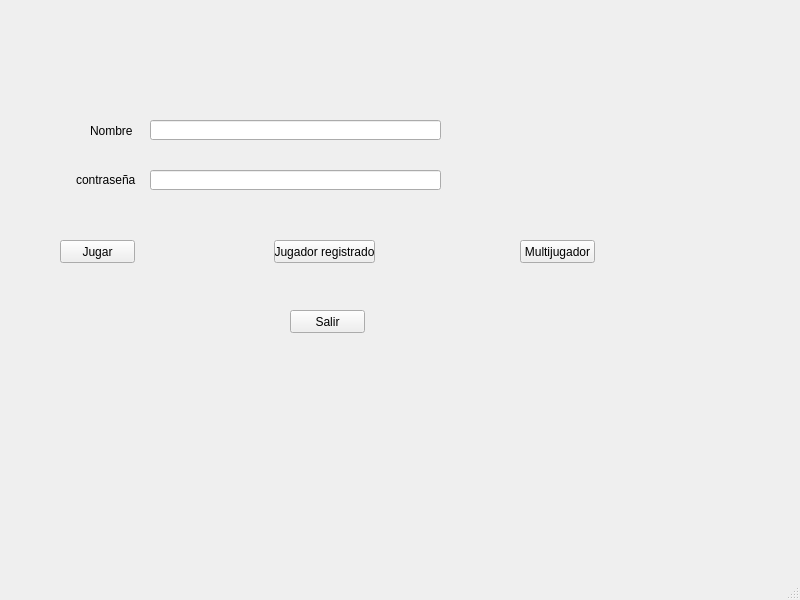
This is Codigo/VideoJuegoInfo/menu.ui in santiagopr123/Proyecto-Final as Qt 5 draws it before an edit. The edited form follows.
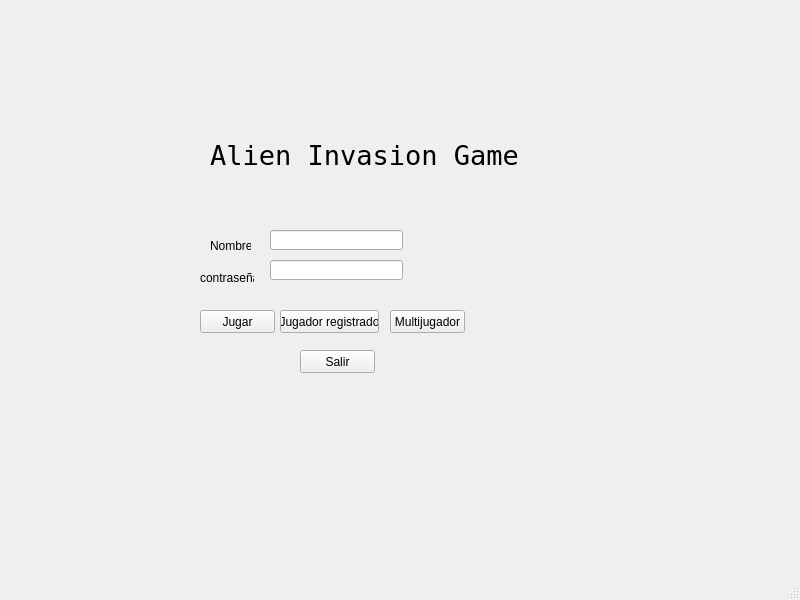
This is the edited form.

```diff
--- a/Codigo/VideoJuegoInfo/menu.ui
+++ b/Codigo/VideoJuegoInfo/menu.ui
@@ -14,25 +14,12 @@
    <string>MainWindow</string>
   </property>
   <widget class="QWidget" name="centralwidget">
-   <widget class="QPushButton" name="BotonRegistrarse">
-    <property name="geometry">
-     <rect>
-      <x>60</x>
-      <y>240</y>
-      <width>75</width>
-      <height>23</height>
-     </rect>
-    </property>
-    <property name="text">
-     <string>Jugar</string>
-    </property>
-   </widget>
    <widget class="QPushButton" name="BotonYaResgistrado">
     <property name="geometry">
      <rect>
-      <x>274</x>
-      <y>240</y>
-      <width>101</width>
+      <x>280</x>
+      <y>310</y>
+      <width>99</width>
       <height>23</height>
      </rect>
     </property>
@@ -43,8 +30,8 @@
    <widget class="QPushButton" name="BotonMulti">
     <property name="geometry">
      <rect>
-      <x>520</x>
-      <y>240</y>
+      <x>390</x>
+      <y>310</y>
       <width>75</width>
       <height>23</height>
      </rect>
@@ -56,10 +43,10 @@
    <widget class="QLabel" name="label">
     <property name="geometry">
      <rect>
-      <x>90</x>
-      <y>120</y>
-      <width>51</width>
-      <height>21</height>
+      <x>210</x>
+      <y>230</y>
+      <width>41</width>
+      <height>31</height>
      </rect>
     </property>
     <property name="text">
@@ -69,9 +56,9 @@
    <widget class="QLineEdit" name="NombreUser">
     <property name="geometry">
      <rect>
-      <x>150</x>
-      <y>120</y>
-      <width>291</width>
+      <x>270</x>
+      <y>230</y>
+      <width>133</width>
       <height>20</height>
      </rect>
     </property>
@@ -82,10 +69,10 @@
    <widget class="QLabel" name="label_2">
     <property name="geometry">
      <rect>
-      <x>76</x>
-      <y>170</y>
-      <width>61</width>
-      <height>20</height>
+      <x>200</x>
+      <y>270</y>
+      <width>54</width>
+      <height>16</height>
      </rect>
     </property>
     <property name="text">
@@ -95,9 +82,9 @@
    <widget class="QLineEdit" name="Password">
     <property name="geometry">
      <rect>
-      <x>150</x>
-      <y>170</y>
-      <width>291</width>
+      <x>270</x>
+      <y>260</y>
+      <width>133</width>
       <height>20</height>
      </rect>
     </property>
@@ -105,8 +92,8 @@
    <widget class="QPushButton" name="QuiereSalir">
     <property name="geometry">
      <rect>
-      <x>290</x>
-      <y>310</y>
+      <x>300</x>
+      <y>350</y>
       <width>75</width>
       <height>23</height>
      </rect>
@@ -115,6 +102,38 @@
      <string>Salir</string>
     </property>
    </widget>
+   <widget class="QPushButton" name="BotonRegistrarse">
+    <property name="geometry">
+     <rect>
+      <x>200</x>
+      <y>310</y>
+      <width>75</width>
+      <height>23</height>
+     </rect>
+    </property>
+    <property name="text">
+     <string>Jugar</string>
+    </property>
+   </widget>
+   <widget class="QLabel" name="label_3">
+    <property name="geometry">
+     <rect>
+      <x>210</x>
+      <y>100</y>
+      <width>341</width>
+      <height>111</height>
+     </rect>
+    </property>
+    <property name="font">
+     <font>
+      <family>NSimSun</family>
+      <pointsize>20</pointsize>
+     </font>
+    </property>
+    <property name="text">
+     <string>Alien Invasion Game</string>
+    </property>
+   </widget>
   </widget>
   <widget class="QMenuBar" name="menubar">
    <property name="geometry">
```
